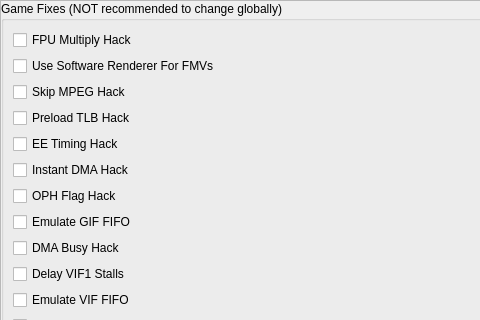
Qt form pcsx2-qt/Settings/GameFixSettingsWidget.ui (PCSX2/pcsx2) before a commit; both pictures show x 0 to 480 and y 0 to 320 of the 676 by 535 pixel window.
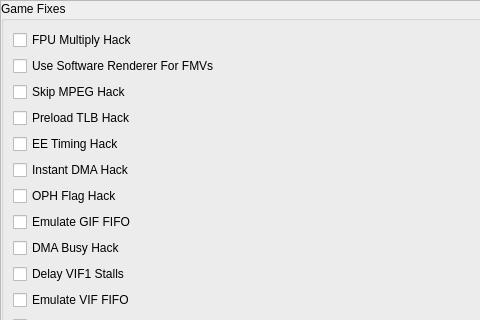
The same form after that commit.

Commit message: UI: Add text to upscaling multipliers and remove two fractional

The edit to the form file:
```diff
--- a/pcsx2-qt/Settings/GameFixSettingsWidget.ui
+++ b/pcsx2-qt/Settings/GameFixSettingsWidget.ui
@@ -53,7 +53,7 @@
        <item>
         <widget class="QGroupBox" name="groupBox">
          <property name="title">
-          <string>Game Fixes (NOT recommended to change globally)</string>
+          <string>Game Fixes</string>
          </property>
          <layout class="QVBoxLayout" name="verticalLayout_2">
           <item>
```
The commit also changes 6 other files.
